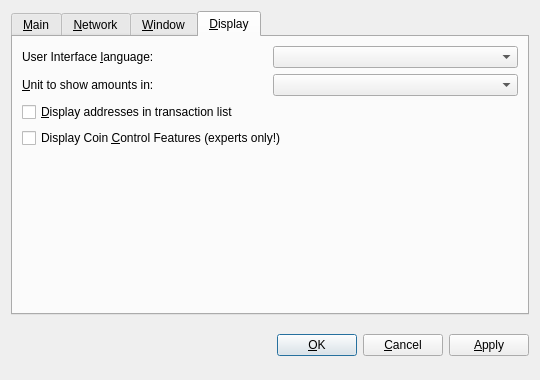
Old version of the form src/qt/forms/optionsdialog.ui in the repository noise23/version.
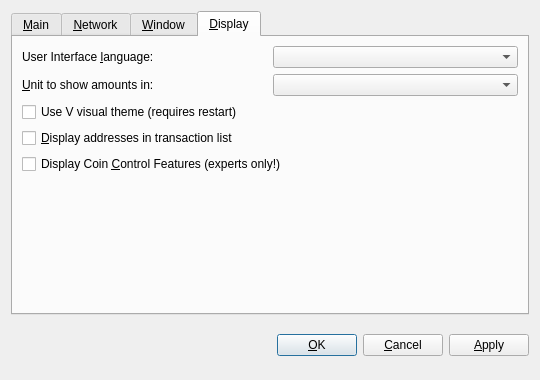
New version of the form. The open tabs and pages were chosen to show the change. Custom widgets are drawn as their Qt base class.

Commit message: Add visual style

```diff
--- a/src/qt/forms/optionsdialog.ui
+++ b/src/qt/forms/optionsdialog.ui
@@ -333,6 +333,13 @@
          </item>
         </layout>
        </item>
+       <item>
+        <widget class="QCheckBox" name="useVTheme">
+         <property name="text">
+          <string>Use V visual theme (requires restart)</string>
+         </property>
+        </widget>
+       </item>
        <item>
         <widget class="QCheckBox" name="displayAddresses">
          <property name="toolTip">
```
The commit also changes 9 other files.
